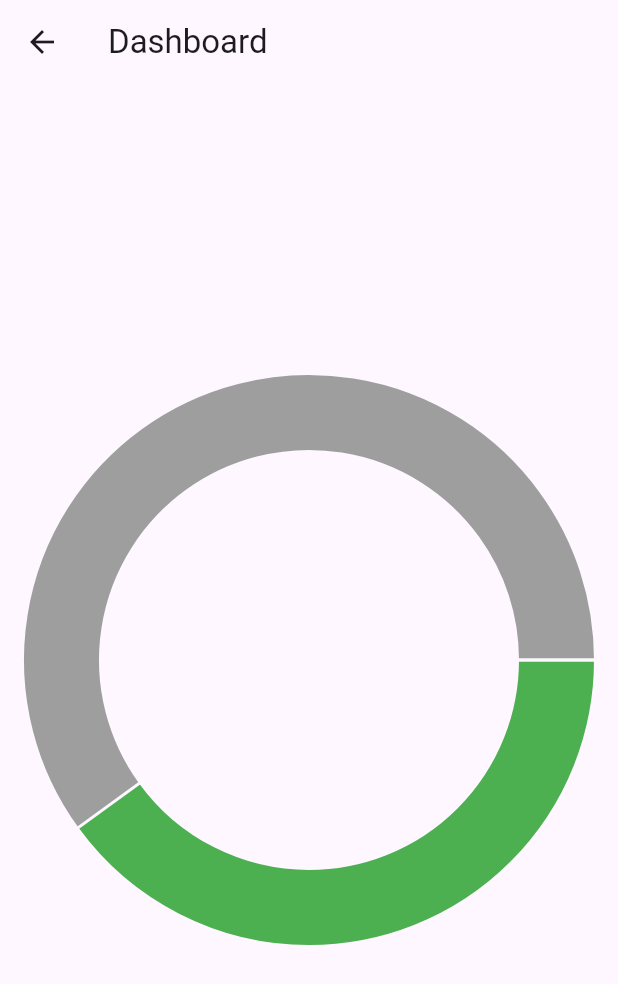
After one commit to guilhermesordi/my-money, a Flutter app: the DashboardScreen screen opened by its route, on a phone screen of 412 x 824 dp. The commit adds this screen. Shown: the top 984 px of the screen. Run offline on Flutter 3.47's test engine with Material 3 defaults, Android fonts, the phone set to English and light mode, and no system bars; drawn by our look-alikes of fl_chart; our stand-ins replace dio, flutter_secure_storage, mobx; accounts and stored records are empty; generated files the repository leaves out were written again.

Commit message:
dashboard

```diff
--- /dev/null
+++ b/lib/src/modules/dashboard/controller/dashboard_controller.dart
@@ -0,0 +1,4 @@
+// lib/modules/dashboard/controller/dashboard_controller.dart
+class DashboardController {
+  // Implemente a lógica de negócios para o dashboard aqui
+}
--- /dev/null
+++ b/lib/src/modules/dashboard/model/dashboard_model.dart
@@ -0,0 +1,4 @@
+// lib/modules/dashboard/model/dashboard_model.dart
+class DashboardModel {
+  // Defina o modelo de dados aqui
+}
--- /dev/null
+++ b/lib/src/modules/dashboard/page/dashboard_screen.dart
@@ -0,0 +1,44 @@
+import 'package:flutter/material.dart';
+import 'package:fl_chart/fl_chart.dart';
+
+class DashboardScreen extends StatelessWidget {
+  @override
+  Widget build(BuildContext context) {
+    return Scaffold(
+      appBar: AppBar(
+        title: Text('Dashboard'),
+      ),
+      body: Padding(
+        padding: const EdgeInsets.all(16.0),
+        child: Column(
+          children: <Widget>[
+
+            Expanded(
+              child: PieChart(
+                PieChartData(
+                  sections: [
+                    PieChartSectionData(
+                      color: Colors.green,
+                      value: 40, // Valor que representa a parte preenchida do gráfico
+                      title: '40%',
+                      radius: 50, // O raio do gráfico de setores
+                      showTitle: false,
+                    ),
+                    PieChartSectionData(
+                      color: Colors.grey,
+                      value: 60, // Valor que representa a parte restante do gráfico
+                      title: '60%',
+                      radius: 50,
+                      showTitle: false,
+                    ),
+                  ],
+                ),
+              ),
+            ),
+            // Outros widgets para o resto do conteúdo do dashboard...
+          ],
+        ),
+      ),
+    );
+  }
+}
--- /dev/null
+++ b/lib/src/modules/dashboard/service/dashboard_service.dart
@@ -0,0 +1,4 @@
+// lib/modules/dashboard/service/dashboard_service.dart
+class DashboardService {
+  // Implemente chamadas a serviços ou APIs aqui
+}
--- a/lib/src/router/app_router.dart
+++ b/lib/src/router/app_router.dart
@@ -4,6 +4,7 @@ import '../modules/register/page/register_page.dart';
 import '../modules/register/controller/register_controller.dart';
 import '../modules/register/repositories/register_repository.dart';
 import '../modules/register/service/register_service.dart';
+import '../modules/dashboard/page/dashboard_screen.dart'; // Importação da tela do Dashboard
 
 class AppRouter {
   static Route<dynamic> onGenerateRoute(RouteSettings settings) {
@@ -11,9 +12,10 @@ class AppRouter {
       case '/login':
         return MaterialPageRoute(builder: (_) => const LoginScreen());
       case '/register':
-
         final registerController = RegisterController(RegisterRepository(RegisterService()));
         return MaterialPageRoute(builder: (_) => RegisterPage(registerController));
+      case '/dashboard':
+        return MaterialPageRoute(builder: (_) => DashboardScreen());
       default:
         return MaterialPageRoute(builder: (_) => Scaffold(body: Center(child: Text('No route defined for ${settings.name}'))));
     }
--- a/pubspec.yaml
+++ b/pubspec.yaml
@@ -1,6 +1,6 @@
 name: mymoney
 description: "A new Flutter project."
-publish_to: 'none' # Remove this line if you wish to publish to pub.dev
+publish_to: 'none'
 
 version: 1.0.0+1
 
@@ -16,6 +16,7 @@ dependencies:
   dio: ^4.0.6
   flutter_secure_storage: ^8.0.0
   gauge_indicator: ^0.4.3
+  fl_chart: ^0.36.0
 
 dev_dependencies:
   flutter_test:
```
Also changed, not shown: pubspec.lock.
